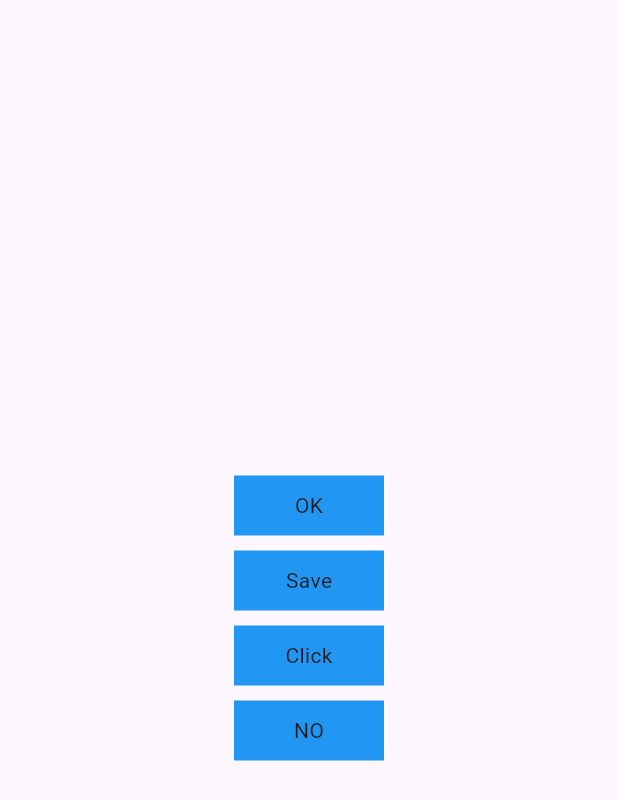
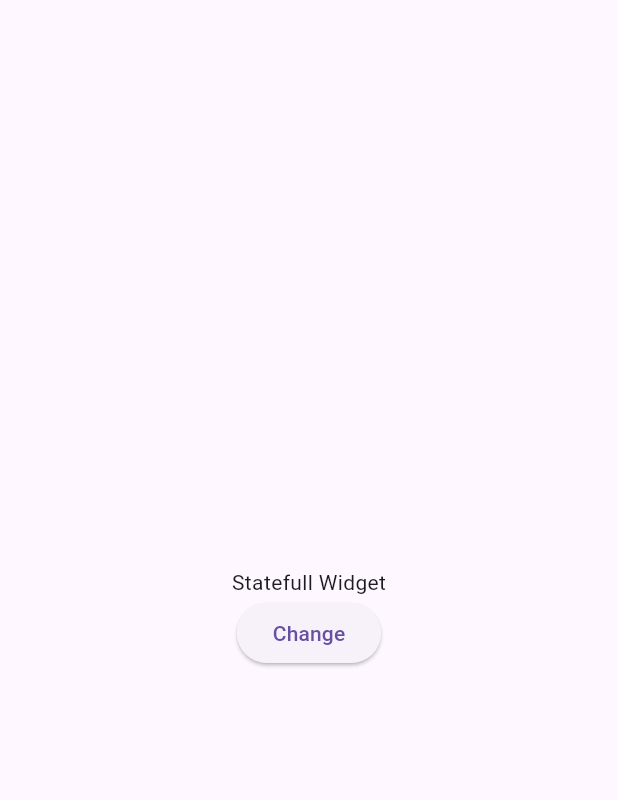
Before and after one commit to mojidul-dev-pwd/project-test-app, a Flutter app: the screen it shows after launch, on a phone screen of 412 x 824 dp. Shown: the top 800 px of the screen. Run offline on Flutter 3.47's test engine with Material 3 defaults, Android fonts, the phone set to English and light mode, and no system bars; our stand-ins replace bloc, equatable, flutter_bloc.

Commit message:
statefull widget

```diff
--- a/lib/main.dart
+++ b/lib/main.dart
@@ -1,6 +1,4 @@
 import 'package:flutter/material.dart';
-import 'package:flutter_bloc/flutter_bloc.dart';
-import '/login/login_screen.dart';
 
 void main() {
   runApp(MaterialApp(
@@ -8,8 +6,46 @@ void main() {
     //theme: ThemeData(
       //primarySwatch: Colors.blue,
     //),
-    home: Scaffold(body: MyApp())
+    home: Scaffold(body: MyApp2())
   ));
+}
+
+class MyApp2 extends StatefulWidget {
+  const MyApp2({super.key});
+
+  @override
+  State<MyApp2> createState() => _MyApp2State();
+}
+
+class _MyApp2State extends State<MyApp2> {
+  String txt = "";
+  @override
+  void initState() {
+    txt = "Statefull Widget";
+    super.initState();
+  }
+  @override
+  Widget build(BuildContext context) {
+    return Container(
+      child: Center(
+          child: Column(
+            mainAxisAlignment: MainAxisAlignment.center,
+            children: <Widget>[
+              Text(txt),
+              ElevatedButton(
+                  onPressed: () {
+                    print("on press");
+                    setState(() {
+                      txt = "On Press XYZ";
+                    });
+                  },
+                  child: Text("Change")
+              )
+            ],
+          )
+      ),
+    );
+  }
 }
 
 class MyApp extends StatelessWidget{
```
